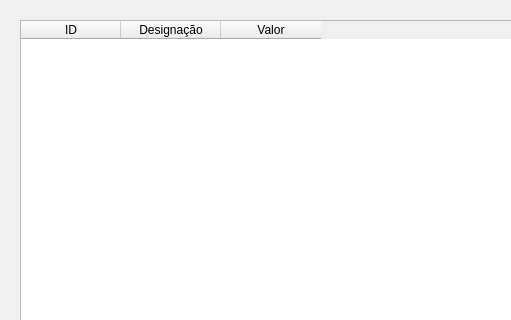
Before: the Qt Designer form ui/disciplinas.ui in fabio-guilherme/centroexplicacoes, drawn with Qt 5; both pictures show x 0 to 511 and y 0 to 320 of the 800 by 600 pixel window.
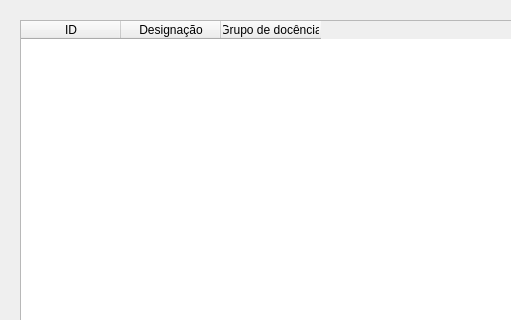
After: the same form once the commit is applied.

```diff
--- a/ui/disciplinas.ui
+++ b/ui/disciplinas.ui
@@ -35,7 +35,7 @@
     </column>
     <column>
      <property name="text">
-      <string>Valor</string>
+      <string>Grupo de docência</string>
      </property>
     </column>
    </widget>
```
